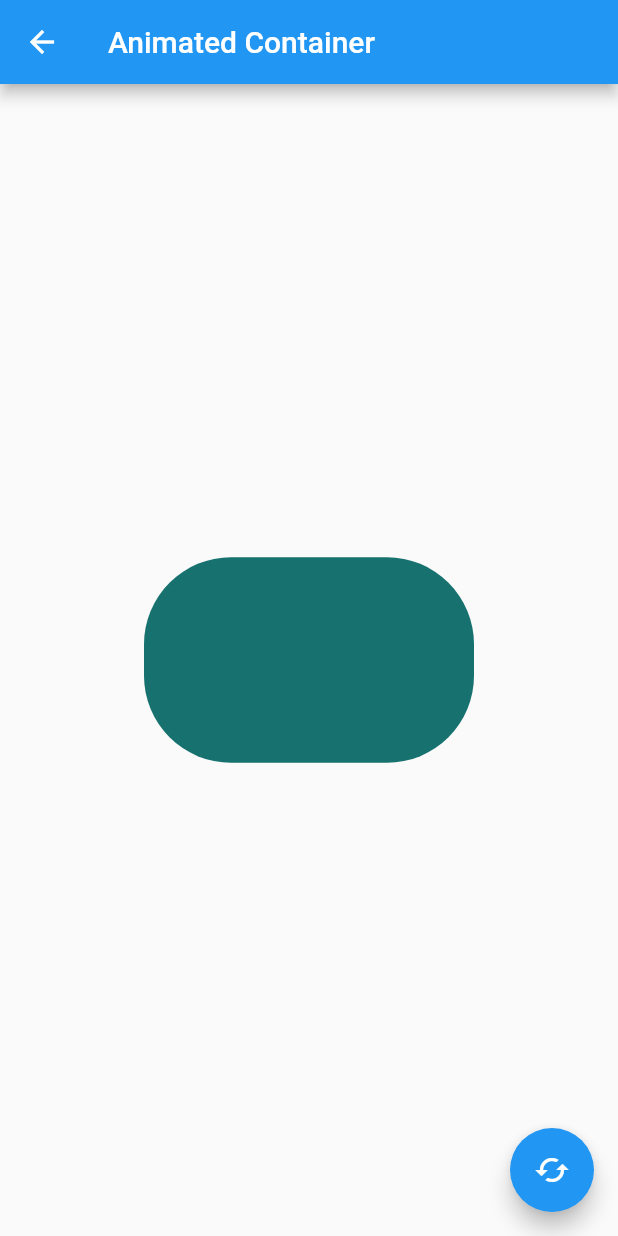
After one commit to fermartinotti/flutter-componentes, a Flutter app: the AnimatedContainerPage screen opened by its route, after a tap on the "cached" icon, on a phone screen of 412 x 824 dp. The commit adds this screen. Run offline on Flutter 3.47's test engine with Material 2 defaults, Android fonts, the phone set to English and light mode, and no system bars.

Commit message:
Animated container

```diff
--- a/data/menu_opts.json
+++ b/data/menu_opts.json
@@ -15,6 +15,11 @@
             "ruta" : "card",
             "icon" : "folder_open",
             "texto": "Cards - Tarjetas"
+        },
+        {
+            "ruta" : "animatedContainer",
+            "icon" : "donuts_large",
+            "texto": "Animated Container"
         }
     ]
 }
--- /dev/null
+++ b/lib/src/pages/animated_container.dart
@@ -0,0 +1,61 @@
+import 'dart:math';
+
+import 'package:flutter/material.dart';
+
+class AnimatedContainerPage extends StatefulWidget {
+  @override
+  _AnimatedContainerPageState createState() => _AnimatedContainerPageState();
+}
+
+class _AnimatedContainerPageState extends State<AnimatedContainerPage> {
+
+  double _width = 50;
+  double _height = 50;
+  Color _color = Colors.red;
+  BorderRadiusGeometry _borderRadius = BorderRadius.circular(8);
+
+  @override
+  Widget build(BuildContext context) {
+    return Scaffold(
+      appBar: AppBar(
+        title: Text('Animated Container'),
+      ),
+      body: Center(
+        child: AnimatedContainer(
+          duration: Duration(seconds: 1),
+          curve: Curves.fastOutSlowIn,
+          width: _width,
+          height: _height,
+          decoration: BoxDecoration(
+            color: _color,
+            borderRadius: _borderRadius
+          )
+        )
+      ),
+      floatingActionButton: FloatingActionButton(
+        child: Icon(Icons.cached),
+        onPressed: _cambiarForma,
+      )
+    );
+  }
+
+
+  void _cambiarForma(){
+
+    final random = Random();
+
+    setState(() {
+      _width = random.nextInt(300).toDouble();
+      _height = random.nextInt(300).toDouble();
+      _color = Color.fromRGBO(
+        random.nextInt(255),
+        random.nextInt(255),
+        random.nextInt(255),
+        1);
+      _borderRadius = BorderRadius.circular(random.nextInt(100).toDouble());
+
+    });
+  }
+
+
+}
--- a/lib/src/routes/routes.dart
+++ b/lib/src/routes/routes.dart
@@ -1,4 +1,5 @@
 import 'package:componentes/src/pages/alert_page.dart';
+import 'package:componentes/src/pages/animated_container.dart';
 import 'package:componentes/src/pages/avatar_page.dart';
 import 'package:componentes/src/pages/card_pages.dart';
 import 'package:componentes/src/pages/home_page.dart';
@@ -12,6 +13,7 @@ Map<String, WidgetBuilder> getApplicationRoutes(){
           'alert'   : (BuildContext context) => AlertPage(),
           'avatar'  : (BuildContext context) => AvatarPage(),
           'card'    : (BuildContext context) => CardPage(),
+          'animatedContainer' : (BuildContext context) => AnimatedContainerPage(),
 
   };
 
--- a/lib/src/utils/icons_helper_utils.dart
+++ b/lib/src/utils/icons_helper_utils.dart
@@ -4,7 +4,8 @@ final _icons = <String, IconData>{
 
   'add_alert' : Icons.add_alert,
   'accessibility' : Icons.accessibility,
-  'folder_open' : Icons.folder_open
+  'folder_open' : Icons.folder_open,
+  'donuts_large' : Icons.donut_large
 };
 
 Icon getIcon (String nombreIcono){
```
